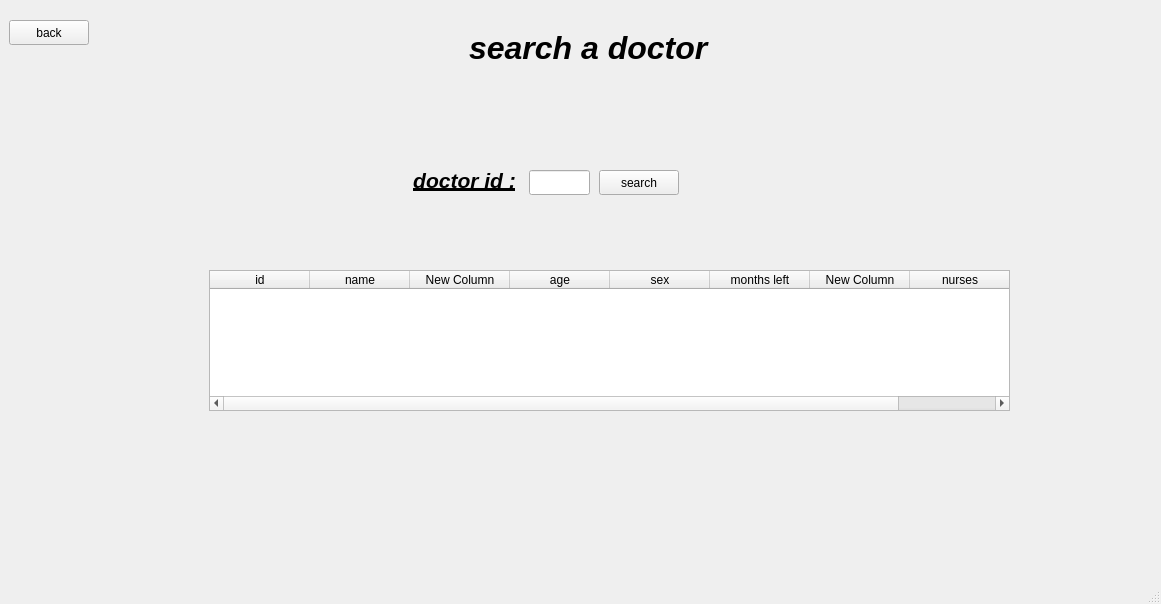
First picture: the form in hospital/mainwindow.ui, repository midou5098/hospital-remake, before the edit.
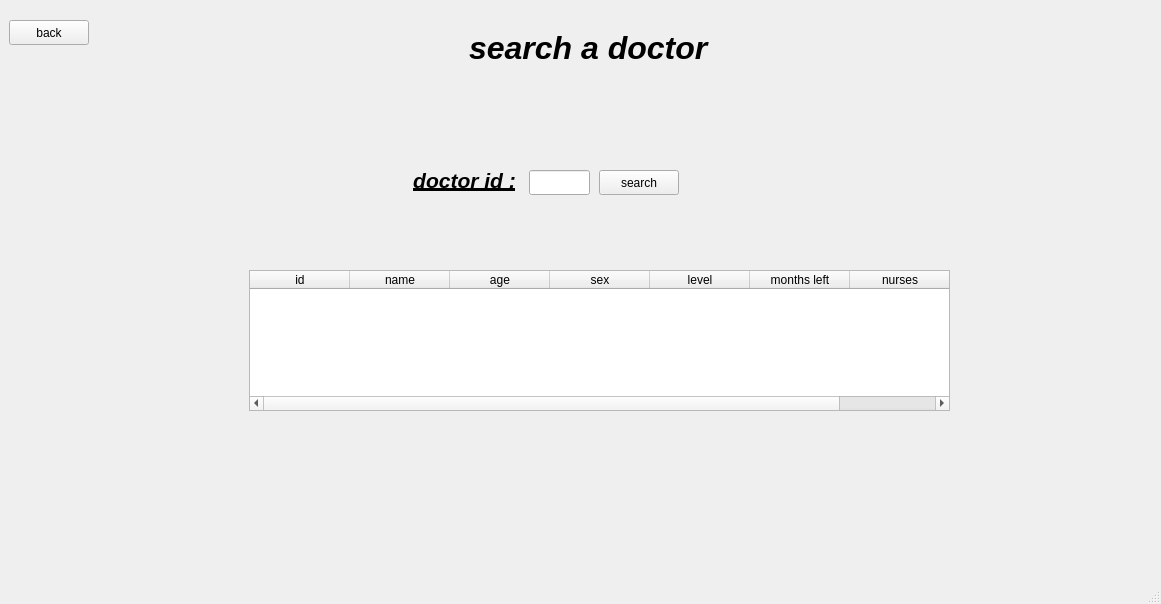
Second picture: the form after the edit. The open tabs and pages were chosen to show the change.

```diff
--- a/hospital/mainwindow.ui
+++ b/hospital/mainwindow.ui
@@ -2411,9 +2411,9 @@
      <widget class="QTableWidget" name="tableWidget_4">
       <property name="geometry">
        <rect>
-        <x>210</x>
+        <x>250</x>
         <y>260</y>
-        <width>801</width>
+        <width>701</width>
         <height>141</height>
        </rect>
       </property>
@@ -2427,11 +2427,6 @@
         <string>name</string>
        </property>
       </column>
-      <column>
-       <property name="text">
-        <string>New Column</string>
-       </property>
-      </column>
       <column>
        <property name="text">
         <string>age</string>
@@ -2442,16 +2437,16 @@
         <string>sex</string>
        </property>
       </column>
+      <column>
+       <property name="text">
+        <string>level</string>
+       </property>
+      </column>
       <column>
        <property name="text">
         <string>months left</string>
        </property>
       </column>
-      <column>
-       <property name="text">
-        <string>New Column</string>
-       </property>
-      </column>
       <column>
        <property name="text">
         <string>nurses</string>
```
Left out of the diff: 6 changed lines with no effect on the pictures.
